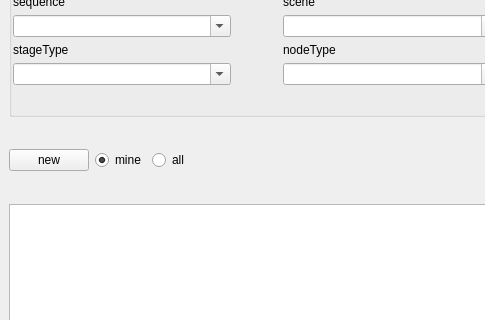
Qt form rbhusUI/lib/rbhusPipeMainMod.ui (aumanimationstudios/rbhus) before a commit; both pictures show x 0 to 485 and y 88 to 408 of the 901 by 812 pixel window.
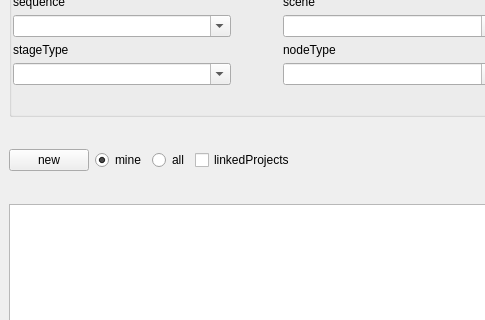
The same form after that commit.

Patch:
```diff
--- a/rbhusUI/lib/rbhusPipeMainMod.ui
+++ b/rbhusUI/lib/rbhusPipeMainMod.ui
@@ -386,6 +386,13 @@
             </property>
            </widget>
           </item>
+          <item>
+           <widget class="QCheckBox" name="checkLinkedProjects">
+            <property name="text">
+             <string>linkedProjects</string>
+            </property>
+           </widget>
+          </item>
           <item>
            <spacer name="horizontalSpacer_2">
             <property name="orientation">
```
Left out of the diff: 50 changed lines with no effect on the pictures.
